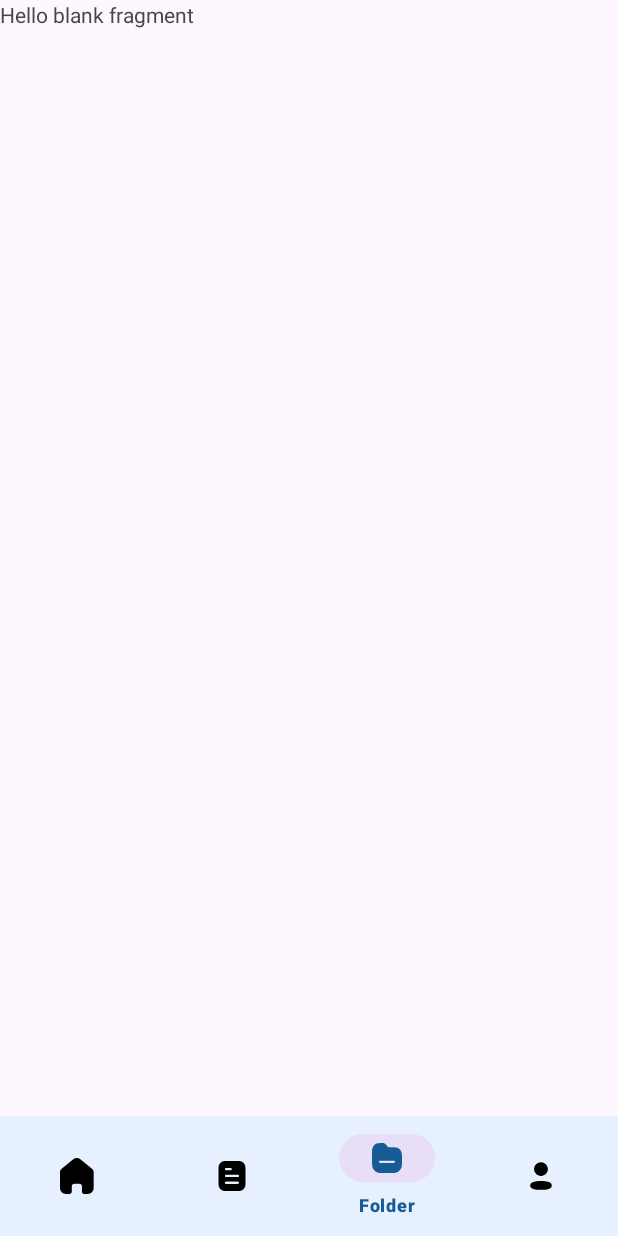
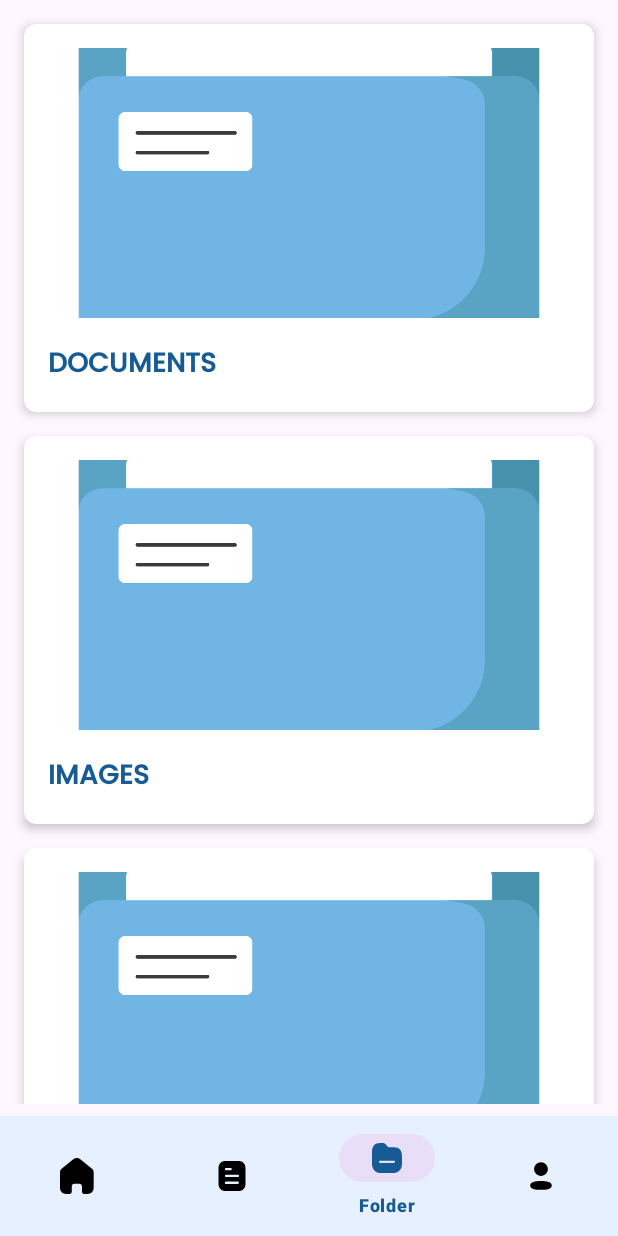
Before and after one commit to dokumin-team/dokumin-mobile-dev, an Android app: the FolderFragment screen opened through its navigation route, on a phone screen of 412 x 824 dp. Run offline under Robolectric (Android 15) with nearby library versions, the phone set to English and light mode, and no system bars; our stand-ins replace navigation-ui.

Commit message:
style : add page folder

```diff
--- /dev/null
+++ b/app/src/main/java/com/example/dokumin/adapter/FolderAdapter.kt
@@ -0,0 +1,34 @@
+package com.example.dokumin.adapter
+
+import android.os.Bundle
+import android.view.LayoutInflater
+import android.view.View
+import android.view.ViewGroup
+import android.widget.ImageView
+import android.widget.TextView
+import androidx.recyclerview.widget.RecyclerView
+import com.example.dokumin.R
+import com.example.dokumin.data.folder.FolderItem
+
+class FolderAdapter(private val folderList: List<FolderItem>) :
+    RecyclerView.Adapter<FolderAdapter.FolderViewHolder>() {
+
+    inner class FolderViewHolder(itemView: View) : RecyclerView.ViewHolder(itemView) {
+        val folderImage: ImageView = itemView.findViewById(R.id.img_flower)
+        val folderName: TextView = itemView.findViewById(R.id.tv_folder_name)
+    }
+
+    override fun onCreateViewHolder(parent: ViewGroup, viewType: Int): FolderViewHolder {
+        val view = LayoutInflater.from(parent.context)
+            .inflate(R.layout.item_folder, parent, false)
+        return FolderViewHolder(view)
+    }
+
+    override fun onBindViewHolder(holder: FolderViewHolder, position: Int) {
+        val folder = folderList[position]
+        holder.folderName.text = folder.folderName
+        holder.folderImage.setImageResource(R.drawable.img_folder)
+    }
+
+    override fun getItemCount(): Int = folderList.size
+}
--- /dev/null
+++ b/app/src/main/java/com/example/dokumin/data/folder/FolderItem.kt
@@ -0,0 +1,5 @@
+package com.example.dokumin.data.folder
+
+data class FolderItem(
+    val folderName: String,
+)
--- a/app/src/main/java/com/example/dokumin/ui/folder/FolderFragment.kt
+++ b/app/src/main/java/com/example/dokumin/ui/folder/FolderFragment.kt
@@ -5,56 +5,36 @@ import androidx.fragment.app.Fragment
 import android.view.LayoutInflater
 import android.view.View
 import android.view.ViewGroup
+import androidx.recyclerview.widget.GridLayoutManager
+import androidx.recyclerview.widget.LinearLayoutManager
+import androidx.recyclerview.widget.RecyclerView
 import com.example.dokumin.R
+import com.example.dokumin.adapter.FolderAdapter
+import com.example.dokumin.data.folder.FolderItem
 
-// TODO: Rename parameter arguments, choose names that match
-// the fragment initialization parameters, e.g. ARG_ITEM_NUMBER
-private const val ARG_PARAM1 = "param1"
-private const val ARG_PARAM2 = "param2"
-
-/**
- * A simple [Fragment] subclass.
- * Use the [FolderFragment.newInstance] factory method to
- * create an instance of this fragment.
- */
 class FolderFragment : Fragment() {
-    // TODO: Rename and change types of parameters
-    private var param1: String? = null
-    private var param2: String? = null
-
-    override fun onCreate(savedInstanceState: Bundle?) {
-        super.onCreate(savedInstanceState)
-        arguments?.let {
-            param1 = it.getString(ARG_PARAM1)
-            param2 = it.getString(ARG_PARAM2)
-        }
-    }
 
     override fun onCreateView(
         inflater: LayoutInflater, container: ViewGroup?,
         savedInstanceState: Bundle?
     ): View? {
-        // Inflate the layout for this fragment
         return inflater.inflate(R.layout.fragment_folder, container, false)
     }
 
-    companion object {
-        /**
-         * Use this factory method to create a new instance of
-         * this fragment using the provided parameters.
-         *
-         * @param param1 Parameter 1.
-         * @param param2 Parameter 2.
-         * @return A new instance of fragment FolderFragment.
-         */
-        // TODO: Rename and change types and number of parameters
-        @JvmStatic
-        fun newInstance(param1: String, param2: String) =
-            FolderFragment().apply {
-                arguments = Bundle().apply {
-                    putString(ARG_PARAM1, param1)
-                    putString(ARG_PARAM2, param2)
-                }
-            }
+    override fun onViewCreated(view: View, savedInstanceState: Bundle?) {
+        super.onViewCreated(view, savedInstanceState)
+
+        val folderList = listOf(
+            FolderItem("Documents"),
+            FolderItem("Images"),
+            FolderItem("Videos"),
+            FolderItem("Music"),
+            FolderItem("Downloads")
+        )
+
+        val recyclerView: RecyclerView = view.findViewById(R.id.FolderList)
+        recyclerView.layoutManager = GridLayoutManager(requireContext(), 2)
+        recyclerView.layoutManager = LinearLayoutManager(requireContext())
+        recyclerView.adapter = FolderAdapter(folderList)
     }
 }
--- a/app/src/main/res/layout/activity_splash_screen.xml
+++ b/app/src/main/res/layout/activity_splash_screen.xml
@@ -3,7 +3,7 @@
     xmlns:app="http://schemas.android.com/apk/res-auto"
     xmlns:tools="http://schemas.android.com/tools"
     android:id="@+id/main"
-    android:background="@color/alice_blue"
+    android:background="@color/ocean_blue"
     android:layout_width="match_parent"
     android:layout_height="match_parent"
     tools:context=".ui.splashscreen.SplashScreenActivity">
@@ -35,5 +35,5 @@
         tools:ignore="MissingConstraints"
         android:fontFamily="@font/poppins_semibold"
         android:letterSpacing="0.2"
-        android:textColor="@color/ocean_blue"/>
+        android:textColor="@color/alice_blue"/>
 </androidx.constraintlayout.widget.ConstraintLayout>
--- a/app/src/main/res/layout/fragment_folder.xml
+++ b/app/src/main/res/layout/fragment_folder.xml
@@ -5,10 +5,11 @@
     android:layout_height="match_parent"
     tools:context=".ui.folder.FolderFragment">
 
-    <!-- TODO: Update blank fragment layout -->
-    <TextView
+    <androidx.recyclerview.widget.RecyclerView
+        android:id="@+id/FolderList"
         android:layout_width="match_parent"
         android:layout_height="match_parent"
-        android:text="@string/hello_blank_fragment" />
+        android:padding="8dp"
+        tools:listitem="@layout/item_folder" />
 
 </FrameLayout>
--- a/app/src/main/res/layout/fragment_home.xml
+++ b/app/src/main/res/layout/fragment_home.xml
@@ -5,7 +5,6 @@
     android:layout_height="match_parent"
     tools:context=".ui.home.HomeFragment">
 
-    <!-- Container Jumlah Folder dan File -->
     <LinearLayout
         android:id="@+id/infoContainer"
         android:layout_width="match_parent"
@@ -18,7 +17,6 @@
         app:layout_constraintEnd_toEndOf="parent"
         tools:ignore="MissingConstraints">
 
-        <!-- Kotak Folder -->
         <LinearLayout
             android:layout_width="0dp"
             android:layout_height="138dp"
@@ -74,7 +72,6 @@
         </LinearLayout>
     </LinearLayout>
 
-    <!-- Title: Dokumen Terbaru -->
     <TextView
         android:id="@+id/textDokumenTerbaru"
         android:layout_width="wrap_content"
@@ -92,10 +89,12 @@
         android:layout_width="match_parent"
         android:layout_height="0dp"
         android:layout_marginTop="16dp"
+        app:layout_constraintBottom_toBottomOf="parent"
+        app:layout_constraintEnd_toEndOf="parent"
+        app:layout_constraintHorizontal_bias="0.0"
+        app:layout_constraintStart_toStartOf="parent"
         app:layout_constraintTop_toBottomOf="@id/textDokumenTerbaru"
-        app:layout_constraintBottom_toBottomOf="parent"
-        app:layout_constraintStart_toStartOf="parent"
-        app:layout_constraintEnd_toEndOf="parent"
+        app:layout_constraintVertical_bias="1.0"
         tools:listitem="@layout/item_file" />
 
 </androidx.constraintlayout.widget.ConstraintLayout>
--- /dev/null
+++ b/app/src/main/res/layout/item_folder.xml
@@ -0,0 +1,39 @@
+<?xml version="1.0" encoding="utf-8"?>
+<androidx.cardview.widget.CardView xmlns:android="http://schemas.android.com/apk/res/android"
+    xmlns:app="http://schemas.android.com/apk/res-auto"
+    android:layout_width="match_parent"
+    android:layout_height="wrap_content"
+    android:layout_margin="8dp"
+    app:cardElevation="4dp"
+    app:cardCornerRadius="8dp">
+
+    <LinearLayout
+        android:layout_width="match_parent"
+        android:layout_height="wrap_content"
+        android:orientation="vertical"
+        android:padding="16dp">
+
+        <ImageView
+            android:id="@+id/img_flower"
+            android:layout_width="match_parent"
+            android:layout_height="180dp"
+            android:layout_gravity="center"
+            android:scaleType="centerCrop"
+            android:src="@drawable/img_folder" />
+
+        <TextView
+            android:id="@+id/tv_folder_name"
+            android:layout_width="wrap_content"
+            android:layout_height="wrap_content"
+            android:textSize="18sp"
+            android:textStyle="bold"
+            android:textAllCaps="true"
+            android:paddingTop="8dp"
+            android:textColor="@color/ocean_blue"
+            android:fontFamily="@font/poppins_medium"
+            android:layout_marginTop="8dp" />
+
+
+    </LinearLayout>
+
+</androidx.cardview.widget.CardView>
```
Also changed, not shown: app/src/main/res/drawable/img_folder.jpg (added).
